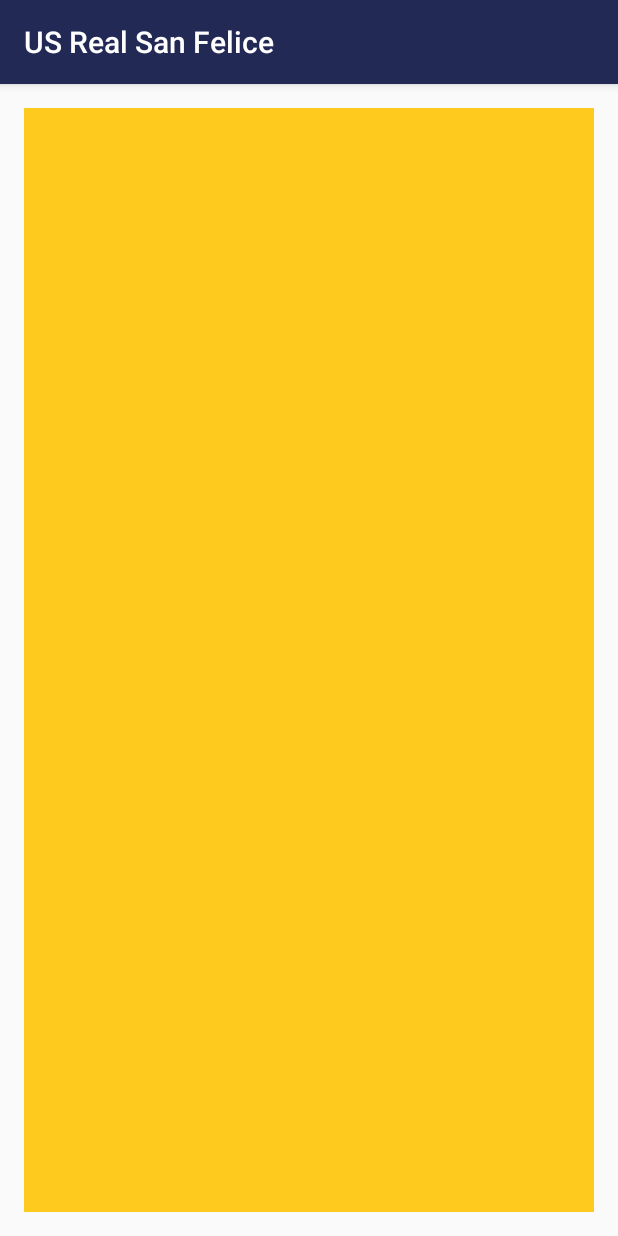
After one commit to SabatoRusso/usrealsanfelice-android, an Android app: the DettaglioGiocatoreActivity screen opened directly, with no data from a screen before it, on a phone screen of 412 x 824 dp. The commit adds this screen. Run offline under Robolectric (Android 15) with nearby library versions, the phone set to English and light mode, and no system bars.

Commit message:
Inseirito layout per dettaglio giocatore

```diff
--- a/app/src/main/AndroidManifest.xml
+++ b/app/src/main/AndroidManifest.xml
@@ -1,15 +1,15 @@
 <?xml version="1.0" encoding="utf-8"?>
 <manifest xmlns:android="http://schemas.android.com/apk/res/android"
     package="app.srusso.usrealsanfelice">
+
     <uses-permission android:name="android.permission.INTERNET" />
+
     <application
         android:allowBackup="true"
         android:icon="@mipmap/ic_launcher"
         android:label="@string/app_name"
         android:supportsRtl="true"
         android:theme="@style/AppTheme">
-
-
         <activity android:name=".HomeActivity">
             <intent-filter>
                 <action android:name="android.intent.action.MAIN" />
@@ -26,6 +26,7 @@
                 android:name="android.support.PARENT_ACTIVITY"
                 android:value="app.srusso.usrealsanfelice.HomeActivity" />
         </activity>
+        <activity android:name=".DettaglioGiocatoreActivity"></activity>
     </application>
 
 </manifest>
--- /dev/null
+++ b/app/src/main/java/app/srusso/usrealsanfelice/DettaglioGiocatoreActivity.java
@@ -0,0 +1,13 @@
+package app.srusso.usrealsanfelice;
+
+import android.support.v7.app.AppCompatActivity;
+import android.os.Bundle;
+
+public class DettaglioGiocatoreActivity extends AppCompatActivity {
+
+    @Override
+    protected void onCreate(Bundle savedInstanceState) {
+        super.onCreate(savedInstanceState);
+        setContentView(R.layout.activity_dettaglio_giocatore);
+    }
+}
--- a/app/src/main/java/app/srusso/usrealsanfelice/HomeActivity.java
+++ b/app/src/main/java/app/srusso/usrealsanfelice/HomeActivity.java
@@ -15,6 +15,8 @@ public class HomeActivity extends ActivityBase {
     protected void onCreate(Bundle savedInstanceState) {
         super.onCreate(savedInstanceState,R.layout.activity_home);
 
+        getSupportActionBar().hide();
+
     }
 
 
--- a/app/src/main/java/app/srusso/usrealsanfelice/RosaActivity.java
+++ b/app/src/main/java/app/srusso/usrealsanfelice/RosaActivity.java
@@ -99,6 +99,7 @@ public class RosaActivity extends ActivityBase{
                         String cognomeGiocatore = giocatoreJson.getString("cognome");
                         String avatarPath = giocatoreJson.getString("path_img");
                         int numeroMaglia = giocatoreJson.getInt("num_maglia");
+                        String ruolo   = giocatoreJson.getString("ruolo");
 
 
                                 Giocatore giocatore = new Giocatore();
@@ -106,6 +107,7 @@ public class RosaActivity extends ActivityBase{
                                 giocatore.setCognome(cognomeGiocatore);
                                 giocatore.setUrlAvatar(avatarPath);
                                 giocatore.setNumeroMaglia(numeroMaglia);
+                                giocatore.setRuolo(ruolo);
 
 
 
--- a/app/src/main/java/app/srusso/usrealsanfelice/adapter/GiocatoreAdapter.java
+++ b/app/src/main/java/app/srusso/usrealsanfelice/adapter/GiocatoreAdapter.java
@@ -54,6 +54,7 @@ public class GiocatoreAdapter extends BaseAdapter {
         ImageView avatarGiocatore = (ImageView) convertView.findViewById(R.id.avatarGiocatore);
         TextView nomeGiocatore = (TextView) convertView.findViewById(R.id.nomeGiocatore);
         TextView numeroMaglia = (TextView) convertView.findViewById(R.id.numeroMaglia);
+        TextView ruoloGiocatore = (TextView) convertView.findViewById(R.id.ruoloGiocatore);
 
 
        // String  url_immagini = actPr.prodotti.get(position).getImmagini().get(0);
@@ -61,6 +62,7 @@ public class GiocatoreAdapter extends BaseAdapter {
         Picasso.with(mContext).load(giocatore.getUrlAvatar()).into(avatarGiocatore);
         nomeGiocatore.setText(giocatore.getCognome() + " " + giocatore.getNome());
         numeroMaglia.setText(giocatore.getNumeroMaglia() +"" );
+        ruoloGiocatore.setText(giocatore.getRuolo());
 
         return convertView;
     }
--- /dev/null
+++ b/app/src/main/res/layout/activity_dettaglio_giocatore.xml
@@ -0,0 +1,44 @@
+<?xml version="1.0" encoding="utf-8"?>
+<RelativeLayout xmlns:android="http://schemas.android.com/apk/res/android"
+    xmlns:tools="http://schemas.android.com/tools"
+    android:id="@+id/activity_dettaglio_giocatore"
+    android:layout_width="match_parent"
+    android:layout_height="match_parent"
+    android:paddingBottom="@dimen/activity_vertical_margin"
+    android:paddingLeft="@dimen/activity_horizontal_margin"
+    android:paddingRight="@dimen/activity_horizontal_margin"
+    android:paddingTop="@dimen/activity_vertical_margin"
+    tools:context="app.srusso.usrealsanfelice.DettaglioGiocatoreActivity">
+
+
+    <LinearLayout
+        android:layout_width="match_parent"
+        android:layout_height="match_parent"
+        android:orientation="vertical"
+        >
+
+        <LinearLayout
+            android:layout_width="match_parent"
+            android:layout_height="match_parent"
+            android:orientation="horizontal"
+            >
+
+            <ImageView
+                android:layout_width="match_parent"
+                android:layout_height="match_parent"
+                android:layout_weight="0.5"
+                android:background="@color/colorAccent"
+                />
+
+
+
+
+        </LinearLayout>
+
+
+
+
+    </LinearLayout>
+
+
+</RelativeLayout>
--- a/app/src/main/res/layout/activity_rosa.xml
+++ b/app/src/main/res/layout/activity_rosa.xml
@@ -10,9 +10,9 @@
     <android.support.design.widget.AppBarLayout
         android:id="@+id/app_bar"
         android:layout_width="match_parent"
-        android:layout_height="@dimen/app_bar_height"
         android:fitsSystemWindows="true"
-        android:theme="@style/AppTheme.AppBarOverlay">
+        android:theme="@style/AppTheme.AppBarOverlay"
+        android:layout_height="280dp">
 
         <android.support.design.widget.CollapsingToolbarLayout
             android:id="@+id/toolbar_layout"
@@ -30,7 +30,7 @@
 
                 app:layout_collapseMode="pin"
                 android:fitsSystemWindows="true"
-                android:scaleType="centerCrop" />
+                android:scaleType="fitCenter" />
 
             <android.support.v7.widget.Toolbar
                 android:id="@+id/toolbar"
--- a/app/src/main/res/layout/content_rosa.xml
+++ b/app/src/main/res/layout/content_rosa.xml
@@ -14,8 +14,9 @@
 
 
     <LinearLayout
-        android:layout_margin="10dp"
+
         android:orientation="vertical"
+        android:padding="5dp"
         android:layout_width="match_parent"
         android:layout_height="wrap_content">
 
@@ -25,8 +26,7 @@
             android:layout_centerHorizontal="true"
             android:id="@+id/listaRosa"
             android:divider="@null"
-
-            android:dividerHeight="0dp"/>
+            android:dividerHeight="1dp"/>
 
     </LinearLayout>
 
--- a/app/src/main/res/values/colors.xml
+++ b/app/src/main/res/values/colors.xml
@@ -1,6 +1,6 @@
 <?xml version="1.0" encoding="utf-8"?>
 <resources>
-    <color name="colorPrimary">#000066</color>
-    <color name="colorPrimaryDark">#303F9F</color>
-    <color name="colorAccent">#ffbe00</color>
+    <color name="colorPrimary">#222955</color>
+    <color name="colorPrimaryDark">#222955</color>
+    <color name="colorAccent">#feca1e</color>
 </resources>
```
Also changed, not shown: app/src/main/res/drawable/gradienthome.xml (+9 -23 lines), app/src/main/res/layout/activity_home.xml (+18 -11 lines), app/src/main/res/layout/row_giocatore.xml (+26 -4 lines), app/src/main/ic_launcher-web.png (added), app/src/main/res/mipmap-hdpi/ic_launcher.png, app/src/main/res/mipmap-mdpi/ic_launcher.png, app/src/main/res/mipmap-xhdpi/ic_launcher.png, app/src/main/res/mipmap-xxhdpi/ic_launcher.png, app/src/main/res/mipmap-xxxhdpi/ic_launcher.png.
